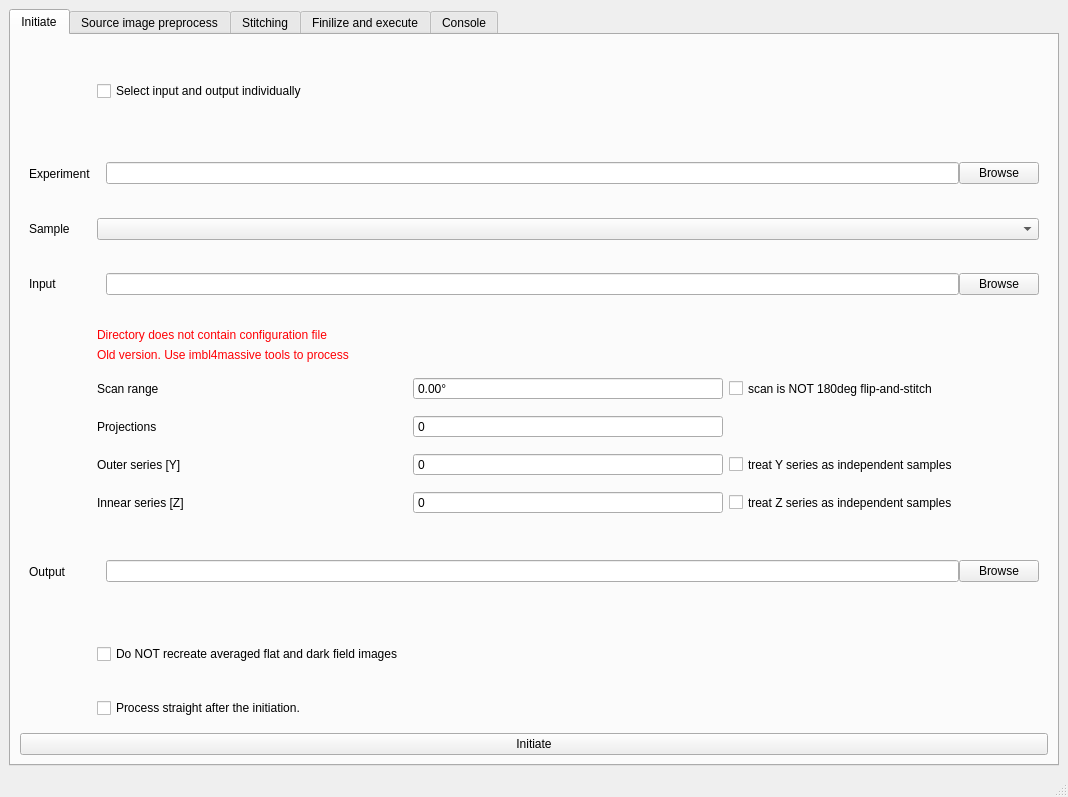
Qt form share/imbl-ui.ui (AustralianSynchrotron/imblproc) before a commit.
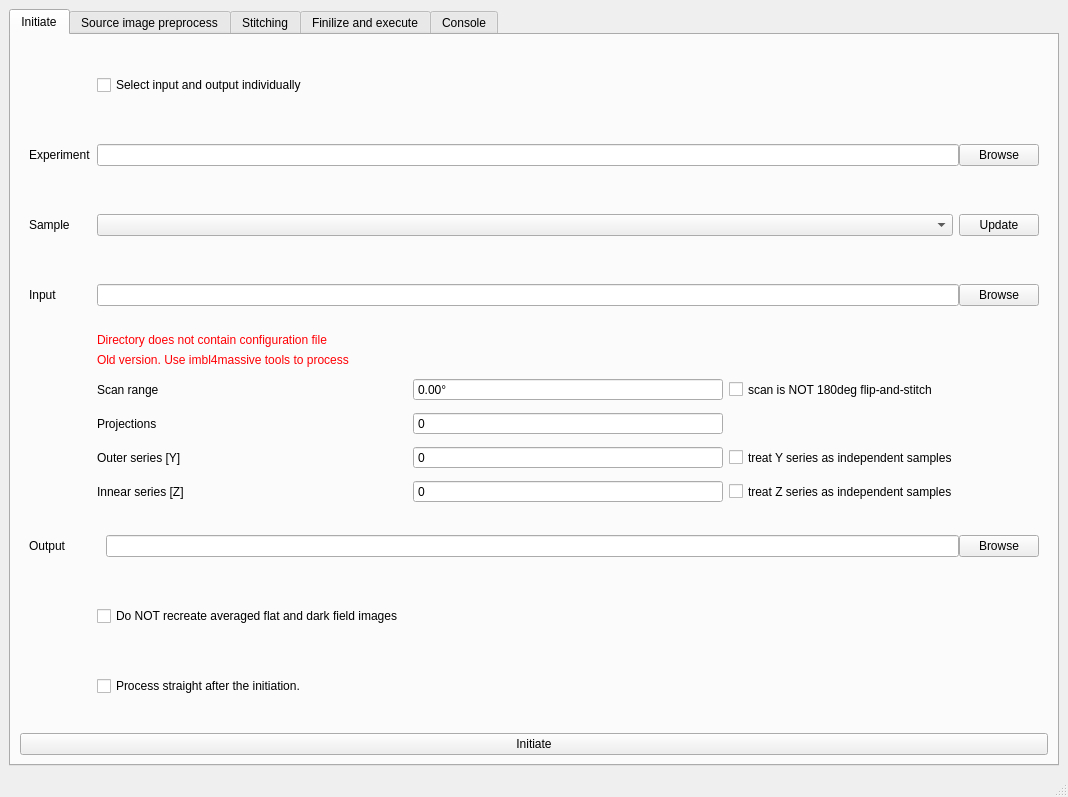
The same form after that commit. Icons and pictures are not drawn.

```diff
--- a/share/imbl-ui.ui
+++ b/share/imbl-ui.ui
@@ -73,13 +73,7 @@
               <property name="spacing">
                <number>0</number>
               </property>
-              <property name="topMargin">
-               <number>0</number>
-              </property>
-              <property name="rightMargin">
-               <number>0</number>
-              </property>
-              <property name="bottomMargin">
+              <property name="margin">
                <number>0</number>
               </property>
               <item>
@@ -108,13 +102,7 @@
               <property name="spacing">
                <number>0</number>
               </property>
-              <property name="topMargin">
-               <number>0</number>
-              </property>
-              <property name="rightMargin">
-               <number>0</number>
-              </property>
-              <property name="bottomMargin">
+              <property name="margin">
                <number>0</number>
               </property>
               <item>
@@ -296,9 +284,6 @@
              </property>
             </widget>
            </item>
-           <item row="2" column="1">
-            <widget class="QComboBox" name="expSample"/>
-           </item>
            <item row="5" column="1">
             <widget class="QLabel" name="oldConfigLabel">
              <property name="sizePolicy">
@@ -340,11 +325,42 @@
            </item>
            <item row="10" column="1">
             <widget class="QCheckBox" name="procAfterInit">
+             <property name="sizePolicy">
+              <sizepolicy hsizetype="Minimum" vsizetype="Preferred">
+               <horstretch>0</horstretch>
+               <verstretch>0</verstretch>
+              </sizepolicy>
+             </property>
              <property name="text">
               <string>Process straight after the initiation.</string>
              </property>
             </widget>
            </item>
+           <item row="2" column="1">
+            <widget class="QWidget" name="sampleWdg" native="true">
+             <layout class="QHBoxLayout" name="horizontalLayout_10">
+              <property name="margin">
+               <number>0</number>
+              </property>
+              <item>
+               <widget class="QComboBox" name="expSample"/>
+              </item>
+              <item>
+               <widget class="QPushButton" name="expUpdate">
+                <property name="sizePolicy">
+                 <sizepolicy hsizetype="Fixed" vsizetype="Fixed">
+                  <horstretch>0</horstretch>
+                  <verstretch>0</verstretch>
+                 </sizepolicy>
+                </property>
+                <property name="text">
+                 <string>Update</string>
+                </property>
+               </widget>
+              </item>
+             </layout>
+            </widget>
+           </item>
           </layout>
          </widget>
         </item>
```
Left out of the diff: 2 changed lines with no effect on the pictures.
